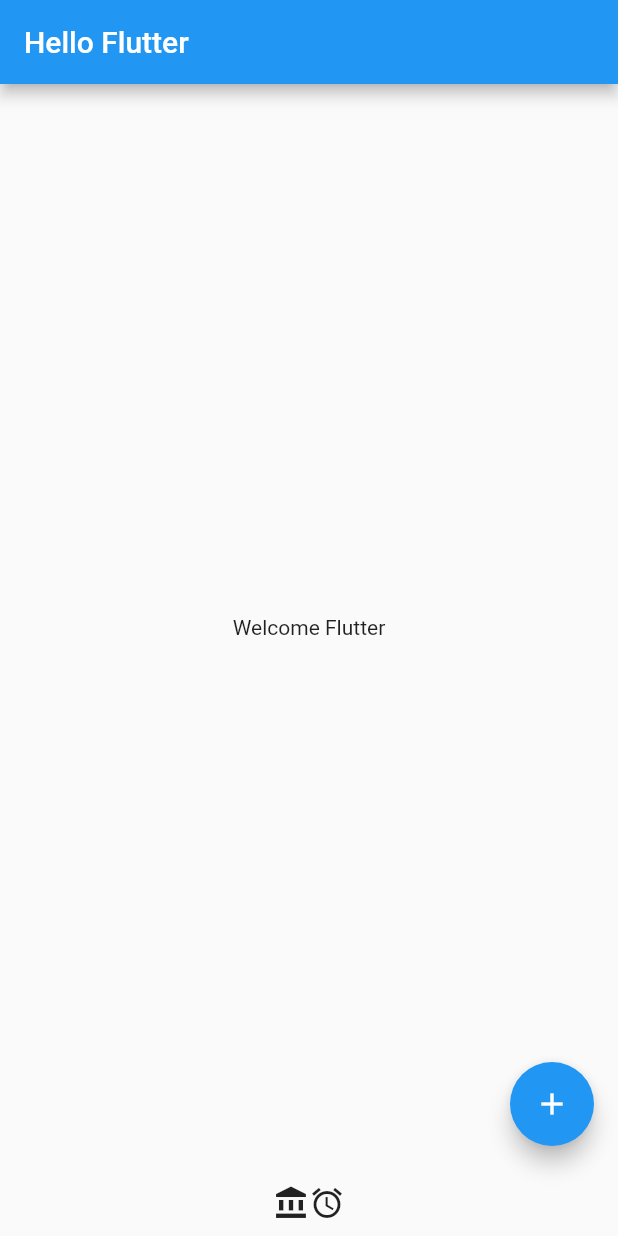
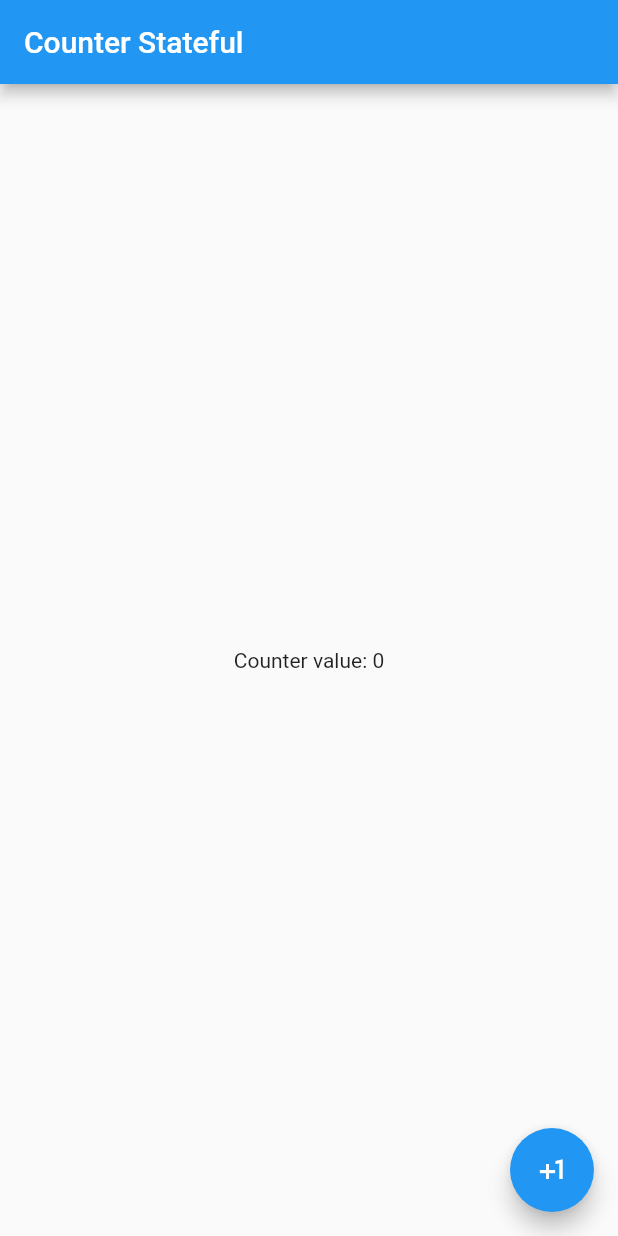
Before and after one commit to zarub2k/flutterbar, a Flutter app: the screen it shows after launch, on a phone screen of 412 x 824 dp. Run offline on Flutter 3.47's test engine with Material 2 defaults, Android fonts, the phone set to English and light mode, and no system bars.

Commit message:
Stateful widget tried

```diff
--- /dev/null
+++ b/lib/core/stateful.dart
@@ -0,0 +1,42 @@
+import 'package:flutter/material.dart';
+
+class Counter extends StatefulWidget {
+  @override
+  State<StatefulWidget> createState() {
+    return _CounterState();
+  }
+}
+
+class _CounterState extends State<Counter> {
+  int _count = 0;
+
+  @override
+  Widget build(BuildContext context) {
+    return _build(context);
+  }
+
+  Widget _build(BuildContext context) {
+    return Scaffold(
+      appBar: AppBar(
+        title: Text('Counter Stateful'),
+      ),
+      floatingActionButton: FloatingActionButton(
+        child: Icon(Icons.plus_one),
+        onPressed: _onFabPressed,
+      ),
+      body: _buildBody()
+    );
+  }
+
+  Widget _buildBody() {
+    return Center(
+      child: Text('Counter value: $_count'),
+    );
+  }
+
+  void _onFabPressed() {
+    setState(() {
+      _count++;
+    });
+  }
+}
--- a/lib/main.dart
+++ b/lib/main.dart
@@ -1,5 +1,5 @@
 import 'package:flutter/material.dart';
-import 'package:flutterbar/hello/hello.dart';
+import 'package:flutterbar/core/stateful.dart';
 
 void main() {
   runApp(MyApp());
@@ -28,7 +28,7 @@ class MyApp extends StatelessWidget {
         visualDensity: VisualDensity.adaptivePlatformDensity,
       ),
       // home: MyHomePage(title: 'Flutter Bar'),
-      home: HelloApp(),
+      home: Counter(),
     );
   }
 }
```
Also changed, not shown: lib/core/hello.dart (renamed from lib/hello/hello.dart).
